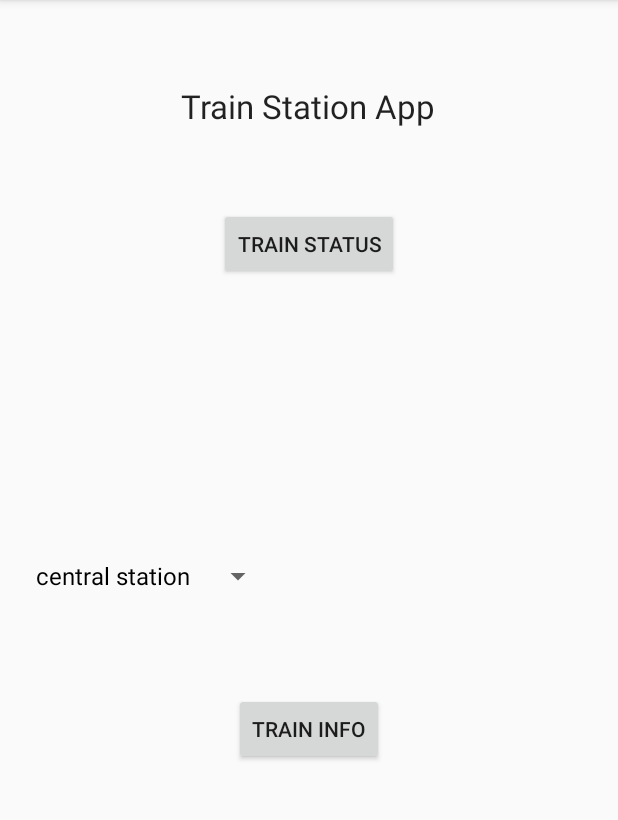
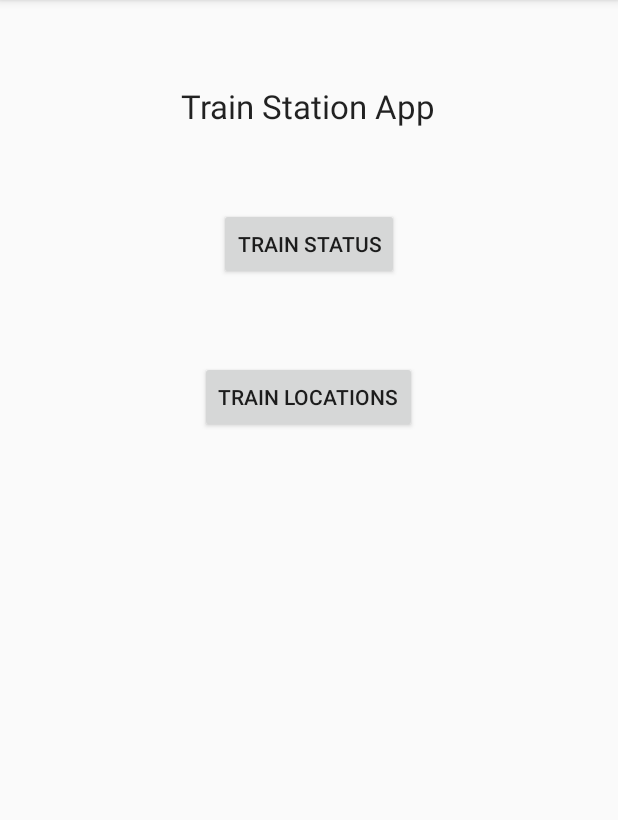
Before and after one commit to mathew1/MobileProgrammingCoursework, an Android app: the screen it shows after launch (MainActivity), on a phone screen of 412 x 824 dp, the part 84-904 px from its top. Run offline under Robolectric (Android 15) with nearby library versions, the phone set to English and light mode, and no system bars.

Commit message:
Fully Commented And Deleted Unnecessary Classes

```diff
--- a/app/src/main/AndroidManifest.xml
+++ b/app/src/main/AndroidManifest.xml
@@ -34,10 +34,6 @@
             android:label="@string/app_name" />
 
         <activity
-            android:name=".databaseOutputScreen"
-            android:label="@string/app_name" />
-
-        <activity
             android:name=".surfaceActivity"
             android:label="@string/app_name" />
 
--- a/app/src/main/java/com/example/mathew/mobileprogrammingcoursework/MainActivity.java
+++ b/app/src/main/java/com/example/mathew/mobileprogrammingcoursework/MainActivity.java
@@ -21,36 +21,17 @@ import java.util.zip.Inflater;
 
 public class MainActivity extends ActionBarActivity implements View.OnClickListener {
 
+    // Variables
     Button trainStatusBtn;
     Button trainInfoBtn;
     FragmentManager fmAboutDialogue;
-    Spinner spinnerTrain;
+
     databaseInfo trainDatabaseInfo;
-    String[] trains;
+    //Creating the Activity
     @Override
     protected void onCreate(Bundle savedInstanceState) {
         super.onCreate(savedInstanceState);
         setContentView(R.layout.activity_main);
-
-        spinnerTrain = (Spinner) findViewById(R.id.spinner);
-
-
-        trains = getResources().getStringArray(R.array.train_stations);
-        ArrayAdapter<String> dataAdapter = new ArrayAdapter<String>(this, R.layout.support_simple_spinner_dropdown_item, trains);
-        dataAdapter.setDropDownViewResource(android.R.layout.simple_spinner_dropdown_item);
-
-        spinnerTrain.setAdapter(dataAdapter);
-        spinnerTrain.setOnItemSelectedListener(new AdapterView.OnItemSelectedListener() {
-            @Override
-            public void onItemSelected(AdapterView<?> parent, View view, int position, long id) {
-
-            }
-
-            @Override
-            public void onNothingSelected(AdapterView<?> parent) {
-
-            }
-        });
 
         trainStatusBtn = (Button) findViewById(R.id.trainStatus);
         trainStatusBtn.setOnClickListener(this);
@@ -62,6 +43,7 @@ public class MainActivity extends ActionBarActivity implements View.OnClickListe
 
         trainDatabaseInfo = new databaseInfo();
     }
+    //Functions when buttons are pressed
     @Override
     public void onClick(View v) {
         switch (v.getId()) {
@@ -69,16 +51,13 @@ public class MainActivity extends ActionBarActivity implements View.OnClickListe
             Intent parserOutput_Screen = new Intent(getApplicationContext(), parserOutputScreen.class);
             startActivity(parserOutput_Screen);
                 break;
-           // case R.id.trainInfo:
-            //    databaseInfoDBMgr dbTrainMgr = new databaseInfoDBMgr(this, "trainstations.s3db", null,1);
-             //   try{
-             //       dbTrainMgr.dbCreate();
-             //   } catch (IOException e){
-             //       e.printStackTrace();
-             //   }
-
+            case R.id.trainInfo:
+            Intent mapActivity_Screen = new Intent(getApplicationContext(),mapActivity.class);
+            startActivity(mapActivity_Screen);
+                break;
         }
     }
+    //Inflating mp_menu to create options menu
     @Override
     public boolean onCreateOptionsMenu(Menu menu) {
         // Inflate the menu; this adds items to the action bar if it is present.
@@ -89,7 +68,7 @@ public class MainActivity extends ActionBarActivity implements View.OnClickListe
        // getMenuInflater().inflate(R.menu.mp_menu, menu);
         //return true;
     }
-
+    //Functions when items are selected.
     @Override
     public boolean onOptionsItemSelected(MenuItem item) {
         // Handle action bar item clicks here. The action bar will
--- a/app/src/main/java/com/example/mathew/mobileprogrammingcoursework/TrainAdapter.java
+++ b/app/src/main/java/com/example/mathew/mobileprogrammingcoursework/TrainAdapter.java
@@ -15,7 +15,7 @@ import java.util.LinkedList;
  * Created by Mathew on 04/12/2015.
  */
 public class TrainAdapter extends ArrayAdapter<trainData> {
-
+//Variables
     private Context context;
     private ArrayList<trainData> alist;
 
@@ -26,6 +26,7 @@ public class TrainAdapter extends ArrayAdapter<trainData> {
      this.context = context;
      this.alist = alist;
     }
+    //Method to Get and Set positions of Data In the Rows of the ListView
 @Override
     public View getView(int pos, View convertView, ViewGroup parent) {
         LayoutInflater inflater = (LayoutInflater) context.getSystemService(Context.LAYOUT_INFLATER_SERVICE);
--- a/app/src/main/java/com/example/mathew/mobileprogrammingcoursework/databaseInfo.java
+++ b/app/src/main/java/com/example/mathew/mobileprogrammingcoursework/databaseInfo.java
@@ -6,7 +6,7 @@ import java.io.Serializable;
  * Created by Mathew on 05/12/2015.
  */
 public class databaseInfo implements Serializable {
-
+// Variables
     private int trainID;
     private String trainName;
     private String trainAddress;
@@ -14,7 +14,7 @@ public class databaseInfo implements Serializable {
     private String trainCity;
     private float Latitude;
     private float Longitude;
-
+//Getters and Setters
     private static final long serialVersionUID = 0L;
 
     public int getTrainID()
@@ -58,7 +58,7 @@ public class databaseInfo implements Serializable {
     {
         this.Longitude = Flongitude;
     }
-
+//Coverting to String
     @Override
     public String toString(){
         String trainInfo;
--- a/app/src/main/java/com/example/mathew/mobileprogrammingcoursework/mAsyncRSSParser.java
+++ b/app/src/main/java/com/example/mathew/mobileprogrammingcoursework/mAsyncRSSParser.java
@@ -12,9 +12,10 @@ import java.util.ArrayList;
  */
 public class mAsyncRSSParser extends AsyncTask<String,
         Integer, ArrayList<trainData>> {
+    //variables
     private Context appContext;
     private String urlRSSToParse;
-
+//constructor
     public mAsyncRSSParser(Context currentAppContext,
                             String urlRSS)
     {
@@ -30,7 +31,7 @@ public class mAsyncRSSParser extends AsyncTask<String,
         Toast.makeText(appContext, "Parsing started!",
                 Toast.LENGTH_SHORT).show();
     }
-
+//Parsing in Background
    // @Override
     protected ArrayList<trainData> doInBackground(String...
                                                    params)
--- a/app/src/main/java/com/example/mathew/mobileprogrammingcoursework/mcAbout.java
+++ b/app/src/main/java/com/example/mathew/mobileprogrammingcoursework/mcAbout.java
@@ -14,6 +14,7 @@ import android.os.Bundle;
 
 @TargetApi(Build.VERSION_CODES.HONEYCOMB)
 public class mcAbout extends DialogFragment {
+    //The Dialogue When About is Pressed in Menu
     @Override
     public Dialog onCreateDialog(Bundle savedInstanceState)
     {
--- a/app/src/main/java/com/example/mathew/mobileprogrammingcoursework/parserOutputScreen.java
+++ b/app/src/main/java/com/example/mathew/mobileprogrammingcoursework/parserOutputScreen.java
@@ -29,12 +29,12 @@ import java.util.concurrent.ExecutionException;
  * Created by Mathew on 02/12/2015.
  */
 public class parserOutputScreen extends Activity {
-
+//Variables
     private ListView trainStationStatus;
     //private String sourceListingURL = "http://rss.journeycheck.com/scotrail/?action=search&from=&to=&period=today&formTubeUpdateLocation=&formTubeUpdatePeriod";
     ArrayList<trainData> alist;
 
-
+// When the class is called to
     @Override
     public void onCreate(Bundle savedInstanceState) {
         super.onCreate(savedInstanceState);
--- a/app/src/main/java/com/example/mathew/mobileprogrammingcoursework/surfaceActivity.java
+++ b/app/src/main/java/com/example/mathew/mobileprogrammingcoursework/surfaceActivity.java
@@ -9,6 +9,7 @@ import android.os.Bundle;
 /**
  * Created by Mathew on 07/12/2015.
  */
+//Call to Surface Activity
 public class surfaceActivity extends Activity {
     @TargetApi(Build.VERSION_CODES.HONEYCOMB)
     @Override
--- a/app/src/main/res/layout/activity_main.xml
+++ b/app/src/main/res/layout/activity_main.xml
@@ -24,19 +24,13 @@
         android:layout_centerHorizontal="true"
         android:layout_marginTop="53dp" />
 
-    <Spinner
-        android:layout_width="wrap_content"
-        android:layout_height="wrap_content"
-        android:id="@+id/spinner"
-        android:layout_centerVertical="true"
-        android:layout_alignParentStart="true" />
 
     <Button
         android:layout_width="wrap_content"
         android:layout_height="wrap_content"
-        android:text="Train Info"
+        android:text="Train Locations"
         android:id="@+id/trainInfo"
-        android:layout_below="@+id/spinner"
+        android:layout_below="@+id/trainStatus"
         android:layout_centerHorizontal="true"
         android:layout_marginTop="54dp" />
 </RelativeLayout>
```
Also changed, not shown: app/src/main/java/com/example/mathew/mobileprogrammingcoursework/databaseInfoDBMgr.java (+11 -10 lines), app/src/main/java/com/example/mathew/mobileprogrammingcoursework/databaseOutputScreen.java (deleted, +0 -40 lines), app/src/main/java/com/example/mathew/mobileprogrammingcoursework/mRSSParser.java (+6 -5 lines), app/src/main/java/com/example/mathew/mobileprogrammingcoursework/mapActivity.java (+9 -7 lines), app/src/main/java/com/example/mathew/mobileprogrammingcoursework/surfaceThread.java (+9 -9 lines), app/src/main/java/com/example/mathew/mobileprogrammingcoursework/surfaceView.java (+6 -5 lines), app/src/main/java/com/example/mathew/mobileprogrammingcoursework/train.java (deleted, +0 -47 lines), app/src/main/java/com/example/mathew/mobileprogrammingcoursework/trainData.java (+5 -5 lines), app/src/main/res/drawable/train_icons.png (added).
